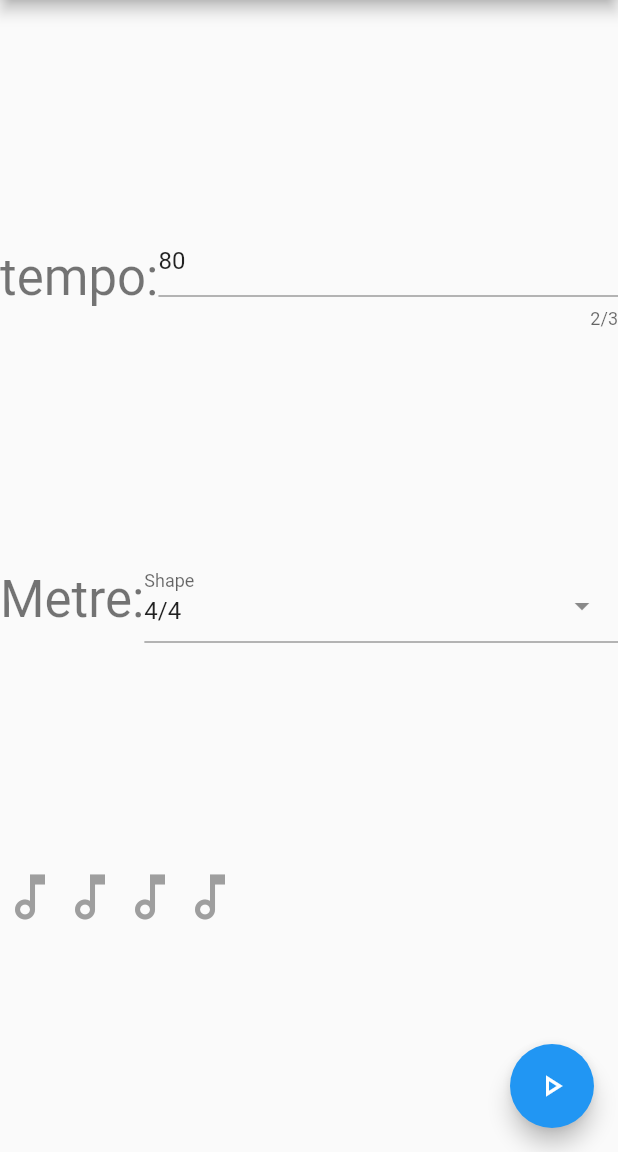
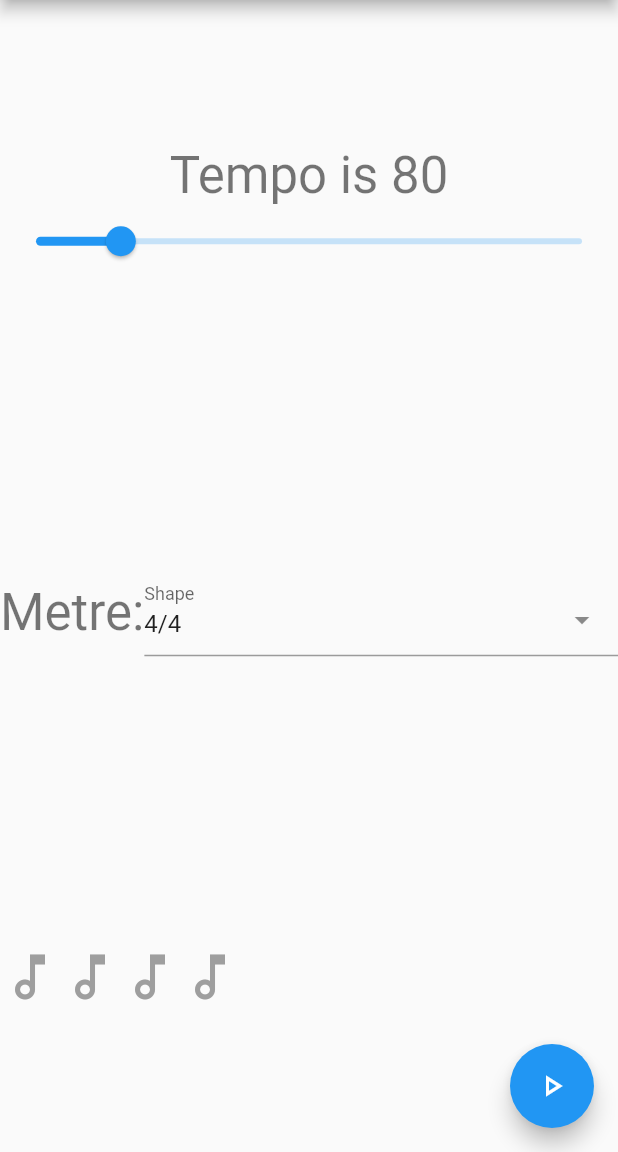
Before and after one commit to mBillan/MarwanPublicProjects, a Flutter app: the screen it shows after launch, on a phone screen of 412 x 824 dp, the part 84-1236 px from its top. Run offline on Flutter 3.47's test engine with Material 2 defaults, Android fonts, the phone set to English and light mode, and no system bars; drawn by our look-alikes of select_form_field.

Commit message:
Update the tempo text editor to a slider

```diff
--- a/my_metronome/lib/main.dart
+++ b/my_metronome/lib/main.dart
@@ -5,7 +5,6 @@ import 'package:flutter/services.dart';
 import 'package:my_metronome/src/widgets.dart';
 import 'package:quiver/async.dart';
 
-// import 'package:fluttertoast/fluttertoast.dart';
 import 'package:select_form_field/select_form_field.dart';
 
 void main() {
@@ -141,7 +140,7 @@ class _MyHomePageState extends State<MyHomePage> {
   Widget build(BuildContext context) {
     return Scaffold(
       appBar: AppBar(
-        leading: Text("LOGO"),
+        leading: const Text("LOGO"),
         // Here we take the value from the MyHomePage object that was created by
         // the App.build method, and use it to set our appbar title.
         actions: [
@@ -169,10 +168,9 @@ class _MyHomePageState extends State<MyHomePage> {
     );
   }
 
-  void onTempoChanged(int val) {
+  void onTempoChanged(double val) {
     setState(() {
-        print("Temp is: $val");
-        tempo = int.parse(_tempoController.text);
+      tempo = val.round();
     });
 
     // toggle play twice to update the subscription stream's tempo
@@ -189,30 +187,25 @@ class _MyHomePageState extends State<MyHomePage> {
       child: Form(
         key: _formKey,
         child: Column(
-          mainAxisAlignment: MainAxisAlignment.spaceEvenly,
+          mainAxisAlignment: MainAxisAlignment.spaceAround,
           children: <Widget>[
-            Row(
-              children: [
+        Column(
+        mainAxisAlignment: MainAxisAlignment.start,
+          children: <Widget>[
             Text(
-                  'tempo:',
+              'Tempo is $tempo',
               style: Theme.of(context).textTheme.headline4,
             ),
-                NumericFormField(
-                    onChanged: (val) {
-                      setState(() {
-                        print("Temp is: $val");
-                        tempo = int.parse(_tempoController.text);
-                      });
-
-                      // toggle play twice to update the subscription stream's tempo
-                      // and stay in the same playing state
-                      _togglePlay();
-                      _togglePlay();
-                    },
-                    controller: _tempoController,
-                    text: "Please enter a valid tempo between 0-320"),
-              ],
-            ),
+            Slider(
+              value: tempo.toDouble(),
+              onChanged: onTempoChanged,
+              min: 30,
+              max: 360,
+              // autofocus: true,
+              divisions: 330,
+              // label: "$tempo",
+            ),]),
+            // ),
             Row(
               children: [
                 Text(
--- a/my_metronome/lib/src/widgets.dart
+++ b/my_metronome/lib/src/widgets.dart
@@ -2,9 +2,10 @@ import 'package:flutter/material.dart';
 import 'package:flutter/services.dart';
 
 class NumericFormField extends StatelessWidget{
-  const NumericFormField({Key? key, required this.controller, required this.text, this.onChanged}) : super(key: key);
+  const NumericFormField({Key? key, required this.controller, required this.text, this.onChanged, this.initialValue}) : super(key: key);
   final TextEditingController controller;
   final String text;
+  final String? initialValue;
   final Function(String)? onChanged;
 
   @override
@@ -13,7 +14,7 @@ class NumericFormField extends StatelessWidget{
       child: TextFormField(
         onChanged: (val) => onChanged!(val),
         controller: controller,
-        // initialValue: "80",
+        initialValue: initialValue,
         maxLength: 3,
         keyboardType: TextInputType.number,
         inputFormatters: <TextInputFormatter>[
```
Lines whose indentation alone changed are shown as unchanged.
